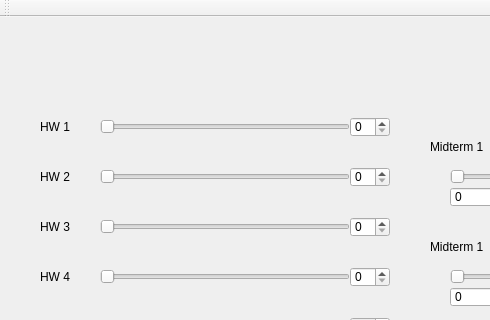
Before: the Qt Designer form mainwindow.ui in cavanstewart/GradeCalculator, drawn with Qt 5; both pictures show x 0 to 490 and y 0 to 320 of the 800 by 600 pixel window.
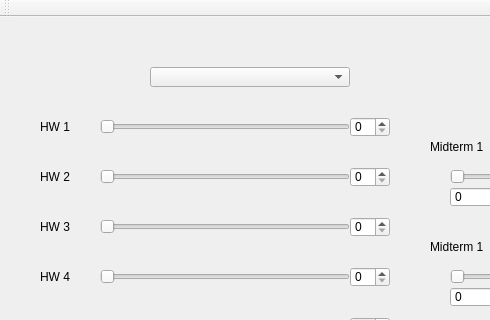
After: the same form once the commit is applied.

Diff of the .ui file:
```diff
--- a/mainwindow.ui
+++ b/mainwindow.ui
@@ -505,6 +505,16 @@
      <string>0</string>
     </property>
    </widget>
+   <widget class="QComboBox" name="comboBox">
+    <property name="geometry">
+     <rect>
+      <x>150</x>
+      <y>50</y>
+      <width>200</width>
+      <height>20</height>
+     </rect>
+    </property>
+   </widget>
    <zorder>horizontalSlider</zorder>
    <zorder>horizontalSlider_2</zorder>
    <zorder>horizontalSlider_3</zorder>
```
Left out of the diff: 1 changed line with no effect on the pictures.
